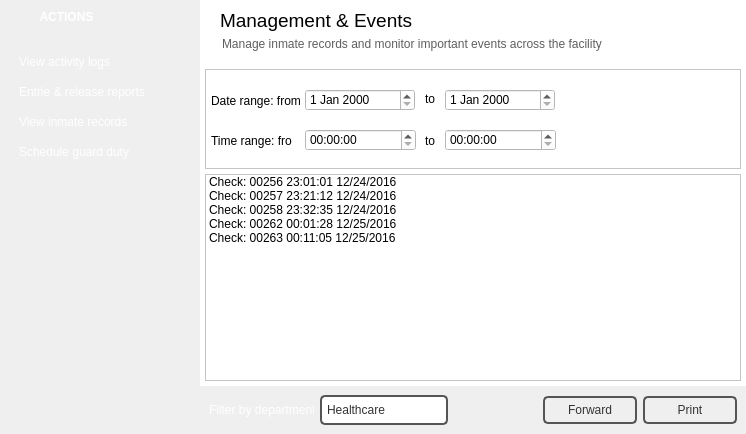
First picture: the form in managementwindow.ui, repository NCNM/PMS_01, before the edit.
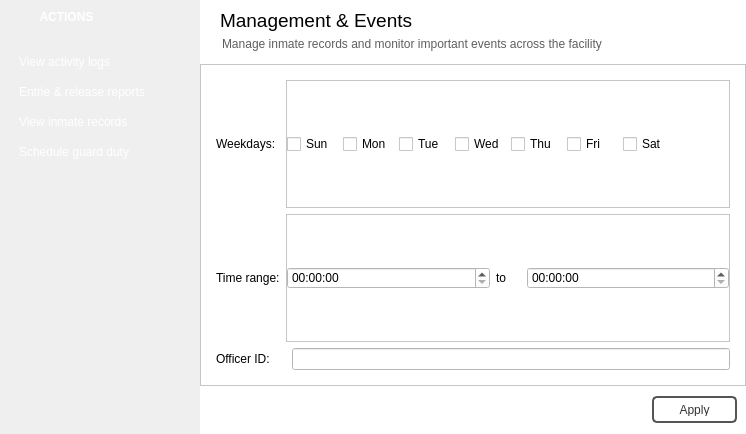
Second picture: the form after the edit. The open tabs and pages were chosen to show the change. Icons and pictures are not drawn.

```diff
--- a/managementwindow.ui
+++ b/managementwindow.ui
@@ -470,6 +470,11 @@
              <string>Manage inmate records and monitor important events across the facility</string>
             </property>
            </widget>
+           <zorder>label</zorder>
+           <zorder>label_2</zorder>
+           <zorder>frame_10</zorder>
+           <zorder>frame_8</zorder>
+           <zorder>listWidget_2</zorder>
           </widget>
          </item>
          <item>
@@ -537,19 +542,44 @@
            </property>
            <layout class="QVBoxLayout" name="verticalLayout_3">
             <property name="spacing">
-             <number>5</number>
+             <number>0</number>
             </property>
             <property name="leftMargin">
-             <number>5</number>
+             <number>0</number>
             </property>
             <property name="topMargin">
-             <number>5</number>
+             <number>0</number>
             </property>
             <property name="rightMargin">
-             <number>5</number>
+             <number>0</number>
             </property>
             <property name="bottomMargin">
-             <number>5</number>
+             <number>0</number>
+            </property>
+            <item>
+             <widget class="QStackedWidget" name="stackedWidget">
+              <property name="styleSheet">
+               <string notr="true">background-color: rgb(255, 255, 255);</string>
+              </property>
+              <property name="currentIndex">
+               <number>0</number>
+              </property>
+              <widget class="QWidget" name="logs">
+               <layout class="QVBoxLayout" name="verticalLayout_4">
+                <property name="spacing">
+                 <number>0</number>
+                </property>
+                <property name="leftMargin">
+                 <number>0</number>
+                </property>
+                <property name="topMargin">
+                 <number>0</number>
+                </property>
+                <property name="rightMargin">
+                 <number>0</number>
+                </property>
+                <property name="bottomMargin">
+                 <number>0</number>
             </property>
             <item>
              <widget class="QFrame" name="frame_7">
@@ -575,7 +605,7 @@
 }</string>
               </property>
               <property name="frameShape">
-               <enum>QFrame::StyledPanel</enum>
+                   <enum>QFrame::NoFrame</enum>
               </property>
               <property name="frameShadow">
                <enum>QFrame::Plain</enum>
@@ -675,35 +705,10 @@
              </widget>
             </item>
             <item>
-             <widget class="QListWidget" name="listWidget">
-              <item>
-               <property name="text">
-                <string>Check: 00256 23:01:01 12/24/2016</string>
-               </property>
-              </item>
-              <item>
-               <property name="text">
-                <string>Check: 00257 23:21:12 12/24/2016</string>
-               </property>
-              </item>
-              <item>
-               <property name="text">
-                <string>Check: 00258 23:32:35 12/24/2016</string>
-               </property>
-              </item>
-              <item>
-               <property name="text">
-                <string>Check: 00262 00:01:28 12/25/2016</string>
-               </property>
-              </item>
-              <item>
-               <property name="text">
-                <string>Check: 00263 00:11:05 12/25/2016</string>
-               </property>
-              </item>
-             </widget>
-            </item>
-           </layout>
+                 <widget class="QTableView" name="tableView_2">
+                  <property name="frameShape">
+                   <enum>QFrame::NoFrame</enum>
+                  </property>
           </widget>
          </item>
          <item>
@@ -850,7 +855,7 @@
               <property name="maximumSize">
                <size>
                 <width>128</width>
-                <height>16777215</height>
+                       <height>27</height>
                </size>
               </property>
               <property name="styleSheet">
@@ -912,12 +917,22 @@
               <property name="maximumSize">
                <size>
                 <width>85</width>
-                <height>16777215</height>
+                       <height>27</height>
                </size>
               </property>
               <property name="text">
                <string>Forward</string>
               </property>
+                     <property name="icon">
+                      <iconset resource="pms_resources.qrc">
+                       <normaloff>:/images/export.png</normaloff>:/images/export.png</iconset>
+                     </property>
+                     <property name="iconSize">
+                      <size>
+                       <width>24</width>
+                       <height>24</height>
+                      </size>
+                     </property>
              </widget>
             </item>
             <item>
@@ -931,7 +946,7 @@
               <property name="maximumSize">
                <size>
                 <width>85</width>
-                <height>16777215</height>
+                       <height>27</height>
                </size>
               </property>
               <property name="styleSheet">
@@ -940,6 +955,16 @@
               <property name="text">
                <string>Print</string>
               </property>
+                     <property name="icon">
+                      <iconset resource="pms_resources.qrc">
+                       <normaloff>:/images/print.png</normaloff>:/images/print.png</iconset>
+                     </property>
+                     <property name="iconSize">
+                      <size>
+                       <width>24</width>
+                       <height>24</height>
+                      </size>
+                     </property>
              </widget>
             </item>
            </layout>
@@ -947,12 +972,643 @@
          </item>
         </layout>
        </widget>
-      </item>
+              <widget class="QWidget" name="dataview">
+               <layout class="QVBoxLayout" name="verticalLayout_5">
+                <property name="spacing">
+                 <number>0</number>
+                </property>
+                <property name="leftMargin">
+                 <number>0</number>
+                </property>
+                <property name="topMargin">
+                 <number>0</number>
+                </property>
+                <property name="rightMargin">
+                 <number>0</number>
+                </property>
+                <property name="bottomMargin">
+                 <number>0</number>
+                </property>
+                <item>
+                 <widget class="QTableView" name="tableView_3">
+                  <property name="frameShape">
+                   <enum>QFrame::NoFrame</enum>
+                  </property>
+                 </widget>
+                </item>
+                <item>
+                 <widget class="QFrame" name="frame_8">
+                  <property name="minimumSize">
+                   <size>
+                    <width>0</width>
+                    <height>48</height>
+                   </size>
+                  </property>
+                  <property name="maximumSize">
+                   <size>
+                    <width>16777215</width>
+                    <height>48</height>
+                   </size>
+                  </property>
+                  <property name="styleSheet">
+                   <string notr="true">QPushButton {
+color: #333;
+border: 2px solid #555;
+border-radius: 5px;
+padding: 5px;
+background: qradialgradient(cx: 0.3, cy: -0.4,
+fx: 0.3, fy: -0.4,
+radius: 1.35, stop: 0 #fff, stop: 1 #888);
+min-width: 80px;
+}
+
+QPushButton:hover {
+background: qradialgradient(cx: 0.3, cy: -0.4,
+fx: 0.3, fy: -0.4,
+radius: 1.35, stop: 0 #fff, stop: 1 #bbb);
+}
+
+QPushButton:pressed {
+background: qradialgradient(cx: 0.4, cy: -0.1,
+fx: 0.4, fy: -0.1,
+radius: 1.35, stop: 0 #fff, stop: 1 #ddd);
+}
+
+#frame_8 {
+border: none;
+background: qlineargradient(x1: 0, y1: 0, x2: 0, y2: 1,
+stop: 0.08 #7a7a7a,
+stop: 0.39999 #717171, stop: 0.4 #626262,
+stop: 0.9 #4c4c4c, stop: 1 #333333);
+}
+
+QComboBox {
+color: #333;
+border: 2px solid #555;
+border-radius: 5px;
+padding: 5px;
+background: qradialgradient(cx: 0.3, cy: -0.4,
+fx: 0.3, fy: -0.4,
+radius: 1.35, stop: 0 #fff, stop: 1 #888);
+min-width: 80px;
+}
+
+QComboBox::drop-down {
+	subcontrol-origin: padding;
+	subcontrol-position: top right;
+	width: 25px;
+ 
+	border-top-right-radius: 3px;
+	border-bottom-right-radius: 3px;
+}
+
+QComboBox::down-arrow {
+	image: url(:/images/cmbbox_arrow.png);
+}
+
+QComboBox:hover {
+background: qradialgradient(cx: 0.3, cy: -0.4,
+fx: 0.3, fy: -0.4,
+radius: 1.35, stop: 0 #fff, stop: 1 #bbb);
+}
+
+QComboBox:pressed {
+background: qradialgradient(cx: 0.4, cy: -0.1,
+fx: 0.4, fy: -0.1,
+radius: 1.35, stop: 0 #fff, stop: 1 #ddd);
+}
+</string>
+                  </property>
+                  <property name="frameShape">
+                   <enum>QFrame::NoFrame</enum>
+                  </property>
+                  <property name="frameShadow">
+                   <enum>QFrame::Raised</enum>
+                  </property>
+                  <layout class="QHBoxLayout" name="horizontalLayout_3">
+                   <property name="spacing">
+                    <number>6</number>
+                   </property>
+                   <property name="leftMargin">
+                    <number>9</number>
+                   </property>
+                   <property name="topMargin">
+                    <number>0</number>
+                   </property>
+                   <property name="rightMargin">
+                    <number>9</number>
+                   </property>
+                   <property name="bottomMargin">
+                    <number>0</number>
+                   </property>
+                   <item>
+                    <widget class="QFrame" name="frame_9">
+                     <property name="styleSheet">
+                      <string notr="true">border: none;
+background: qlineargradient(x1: 0, y1: 0, x2: 0, y2: 1,
+stop: 0.08 #7f7f7f,
+stop: 0.39999 #717171, stop: 0.4 #626262,
+stop: 0.9 #4c4c4c, stop: 1 #333333);
+</string>
+                     </property>
+                     <property name="frameShape">
+                      <enum>QFrame::NoFrame</enum>
+                     </property>
+                     <property name="frameShadow">
+                      <enum>QFrame::Raised</enum>
+                     </property>
+                    </widget>
+                   </item>
+                   <item>
+                    <widget class="QPushButton" name="pushButton_3">
+                     <property name="minimumSize">
+                      <size>
+                       <width>94</width>
+                       <height>0</height>
+                      </size>
+                     </property>
+                     <property name="maximumSize">
+                      <size>
+                       <width>85</width>
+                       <height>27</height>
+                      </size>
+                     </property>
+                     <property name="text">
+                      <string>Forward</string>
+                     </property>
+                     <property name="icon">
+                      <iconset resource="pms_resources.qrc">
+                       <normaloff>:/images/export.png</normaloff>:/images/export.png</iconset>
+                     </property>
+                     <property name="iconSize">
+                      <size>
+                       <width>24</width>
+                       <height>24</height>
+                      </size>
+                     </property>
+                    </widget>
+                   </item>
+                   <item>
+                    <widget class="QPushButton" name="pushButton_4">
+                     <property name="minimumSize">
+                      <size>
+                       <width>94</width>
+                       <height>0</height>
+                      </size>
+                     </property>
+                     <property name="maximumSize">
+                      <size>
+                       <width>85</width>
+                       <height>27</height>
+                      </size>
+                     </property>
+                     <property name="styleSheet">
+                      <string notr="true"/>
+                     </property>
+                     <property name="text">
+                      <string>Print</string>
+                     </property>
+                     <property name="icon">
+                      <iconset resource="pms_resources.qrc">
+                       <normaloff>:/images/print.png</normaloff>:/images/print.png</iconset>
+                     </property>
+                     <property name="iconSize">
+                      <size>
+                       <width>24</width>
+                       <height>24</height>
+                      </size>
+                     </property>
+                    </widget>
+                   </item>
      </layout>
     </widget>
    </item>
   </layout>
  </widget>
- <resources/>
+              <widget class="QWidget" name="schedule">
+               <layout class="QVBoxLayout" name="verticalLayout_6">
+                <property name="spacing">
+                 <number>0</number>
+                </property>
+                <property name="leftMargin">
+                 <number>0</number>
+                </property>
+                <property name="topMargin">
+                 <number>0</number>
+                </property>
+                <property name="rightMargin">
+                 <number>0</number>
+                </property>
+                <property name="bottomMargin">
+                 <number>0</number>
+                </property>
+                <item>
+                 <widget class="QFrame" name="frame_10">
+                  <property name="frameShape">
+                   <enum>QFrame::StyledPanel</enum>
+                  </property>
+                  <property name="frameShadow">
+                   <enum>QFrame::Raised</enum>
+                  </property>
+                  <layout class="QGridLayout" name="gridLayout">
+                   <property name="leftMargin">
+                    <number>15</number>
+                   </property>
+                   <property name="topMargin">
+                    <number>15</number>
+                   </property>
+                   <property name="rightMargin">
+                    <number>15</number>
+                   </property>
+                   <property name="bottomMargin">
+                    <number>15</number>
+                   </property>
+                   <item row="0" column="0">
+                    <widget class="QLabel" name="label_8">
+                     <property name="maximumSize">
+                      <size>
+                       <width>85</width>
+                       <height>16777215</height>
+                      </size>
+                     </property>
+                     <property name="text">
+                      <string>Weekdays:</string>
+                     </property>
+                    </widget>
+                   </item>
+                   <item row="0" column="1" colspan="2">
+                    <widget class="QFrame" name="frame_11">
+                     <property name="frameShape">
+                      <enum>QFrame::StyledPanel</enum>
+                     </property>
+                     <property name="frameShadow">
+                      <enum>QFrame::Raised</enum>
+                     </property>
+                     <layout class="QHBoxLayout" name="horizontalLayout_5">
+                      <property name="leftMargin">
+                       <number>0</number>
+                      </property>
+                      <property name="topMargin">
+                       <number>0</number>
+                      </property>
+                      <property name="rightMargin">
+                       <number>0</number>
+                      </property>
+                      <property name="bottomMargin">
+                       <number>0</number>
+                      </property>
+                      <item>
+                       <widget class="QCheckBox" name="checkBox">
+                        <property name="maximumSize">
+                         <size>
+                          <width>50</width>
+                          <height>16777215</height>
+                         </size>
+                        </property>
+                        <property name="text">
+                         <string>Sun</string>
+                        </property>
+                       </widget>
+                      </item>
+                      <item>
+                       <widget class="QCheckBox" name="checkBox_2">
+                        <property name="maximumSize">
+                         <size>
+                          <width>50</width>
+                          <height>16777215</height>
+                         </size>
+                        </property>
+                        <property name="text">
+                         <string>Mon</string>
+                        </property>
+                       </widget>
+                      </item>
+                      <item>
+                       <widget class="QCheckBox" name="checkBox_7">
+                        <property name="maximumSize">
+                         <size>
+                          <width>50</width>
+                          <height>16777215</height>
+                         </size>
+                        </property>
+                        <property name="text">
+                         <string>Tue</string>
+                        </property>
+                       </widget>
+                      </item>
+                      <item>
+                       <widget class="QCheckBox" name="checkBox_3">
+                        <property name="maximumSize">
+                         <size>
+                          <width>50</width>
+                          <height>16777215</height>
+                         </size>
+                        </property>
+                        <property name="text">
+                         <string>Wed</string>
+                        </property>
+                       </widget>
+                      </item>
+                      <item>
+                       <widget class="QCheckBox" name="checkBox_4">
+                        <property name="maximumSize">
+                         <size>
+                          <width>50</width>
+                          <height>16777215</height>
+                         </size>
+                        </property>
+                        <property name="text">
+                         <string>Thu</string>
+                        </property>
+                       </widget>
+                      </item>
+                      <item>
+                       <widget class="QCheckBox" name="checkBox_5">
+                        <property name="maximumSize">
+                         <size>
+                          <width>50</width>
+                          <height>16777215</height>
+                         </size>
+                        </property>
+                        <property name="text">
+                         <string>Fri</string>
+                        </property>
+                       </widget>
+                      </item>
+                      <item>
+                       <widget class="QCheckBox" name="checkBox_6">
+                        <property name="text">
+                         <string>Sat</string>
+                        </property>
+                       </widget>
+                      </item>
+                     </layout>
+                    </widget>
+                   </item>
+                   <item row="1" column="0">
+                    <widget class="QLabel" name="label_9">
+                     <property name="maximumSize">
+                      <size>
+                       <width>85</width>
+                       <height>16777215</height>
+                      </size>
+                     </property>
+                     <property name="text">
+                      <string>Time range:</string>
+                     </property>
+                    </widget>
+                   </item>
+                   <item row="1" column="1" colspan="2">
+                    <widget class="QFrame" name="frame_12">
+                     <property name="frameShape">
+                      <enum>QFrame::StyledPanel</enum>
+                     </property>
+                     <property name="frameShadow">
+                      <enum>QFrame::Raised</enum>
+                     </property>
+                     <layout class="QHBoxLayout" name="horizontalLayout_4">
+                      <property name="spacing">
+                       <number>6</number>
+                      </property>
+                      <property name="leftMargin">
+                       <number>0</number>
+                      </property>
+                      <property name="topMargin">
+                       <number>0</number>
+                      </property>
+                      <property name="rightMargin">
+                       <number>0</number>
+                      </property>
+                      <property name="bottomMargin">
+                       <number>0</number>
+                      </property>
+                      <item>
+                       <widget class="QTimeEdit" name="timeEdit_3"/>
+                      </item>
+                      <item>
+                       <widget class="QLabel" name="label_10">
+                        <property name="maximumSize">
+                         <size>
+                          <width>25</width>
+                          <height>16777215</height>
+                         </size>
+                        </property>
+                        <property name="text">
+                         <string>to</string>
+                        </property>
+                       </widget>
+                      </item>
+                      <item>
+                       <widget class="QTimeEdit" name="timeEdit_4"/>
+                      </item>
+                     </layout>
+                    </widget>
+                   </item>
+                   <item row="2" column="2">
+                    <widget class="QLineEdit" name="lineEdit"/>
+                   </item>
+                   <item row="2" column="0">
+                    <widget class="QLabel" name="label_11">
+                     <property name="text">
+                      <string>Officer ID:</string>
+                     </property>
+                    </widget>
+                   </item>
+                  </layout>
+                 </widget>
+                </item>
+                <item>
+                 <widget class="QFrame" name="frame_13">
+                  <property name="minimumSize">
+                   <size>
+                    <width>0</width>
+                    <height>48</height>
+                   </size>
+                  </property>
+                  <property name="maximumSize">
+                   <size>
+                    <width>16777215</width>
+                    <height>48</height>
+                   </size>
+                  </property>
+                  <property name="styleSheet">
+                   <string notr="true">QPushButton {
+color: #333;
+border: 2px solid #555;
+border-radius: 5px;
+padding: 5px;
+background: qradialgradient(cx: 0.3, cy: -0.4,
+fx: 0.3, fy: -0.4,
+radius: 1.35, stop: 0 #fff, stop: 1 #888);
+}
+
+QPushButton:hover {
+background: qradialgradient(cx: 0.3, cy: -0.4,
+fx: 0.3, fy: -0.4,
+radius: 1.35, stop: 0 #fff, stop: 1 #bbb);
+}
+
+QPushButton:pressed {
+background: qradialgradient(cx: 0.4, cy: -0.1,
+fx: 0.4, fy: -0.1,
+radius: 1.35, stop: 0 #fff, stop: 1 #ddd);
+}
+
+#frame_13 {
+border: none;
+background: qlineargradient(x1: 0, y1: 0, x2: 0, y2: 1,
+stop: 0.08 #7a7a7a,
+stop: 0.39999 #717171, stop: 0.4 #626262,
+stop: 0.9 #4c4c4c, stop: 1 #333333);
+}
+
+QComboBox {
+color: #333;
+border: 2px solid #555;
+border-radius: 5px;
+padding: 5px;
+background: qradialgradient(cx: 0.3, cy: -0.4,
+fx: 0.3, fy: -0.4,
+radius: 1.35, stop: 0 #fff, stop: 1 #888);
+min-width: 80px;
+}
+
+QComboBox::drop-down {
+	subcontrol-origin: padding;
+	subcontrol-position: top right;
+	width: 25px;
+ 
+	border-top-right-radius: 3px;
+	border-bottom-right-radius: 3px;
+}
+
+QComboBox::down-arrow {
+	image: url(:/images/cmbbox_arrow.png);
+}
+
+QComboBox:hover {
+background: qradialgradient(cx: 0.3, cy: -0.4,
+fx: 0.3, fy: -0.4,
+radius: 1.35, stop: 0 #fff, stop: 1 #bbb);
+}
+
+QComboBox:pressed {
+background: qradialgradient(cx: 0.4, cy: -0.1,
+fx: 0.4, fy: -0.1,
+radius: 1.35, stop: 0 #fff, stop: 1 #ddd);
+}
+
+QLineEdit {
+color: #333;
+border: 2px solid #555;
+border-radius: 5px;
+padding: 5px;
+background: qradialgradient(cx: 0.3, cy: -0.4,
+fx: 0.3, fy: -0.4,
+radius: 1.35, stop: 0 #eee, stop: 1 #ddd);
+min-width: 80px;
+}
+
+QLineEdit:hover {
+background-color: rgb(255, 255, 255);
+}
+
+QLineEdit:pressed {
+background: qradialgradient(cx: 0.4, cy: -0.1,
+fx: 0.4, fy: -0.1,
+radius: 1.35, stop: 0 #fff, stop: 1 #ddd);
+}
+</string>
+                  </property>
+                  <property name="frameShape">
+                   <enum>QFrame::NoFrame</enum>
+                  </property>
+                  <property name="frameShadow">
+                   <enum>QFrame::Raised</enum>
+                  </property>
+                  <layout class="QHBoxLayout" name="horizontalLayout_7">
+                   <property name="spacing">
+                    <number>6</number>
+                   </property>
+                   <property name="leftMargin">
+                    <number>9</number>
+                   </property>
+                   <property name="topMargin">
+                    <number>0</number>
+                   </property>
+                   <property name="rightMargin">
+                    <number>9</number>
+                   </property>
+                   <property name="bottomMargin">
+                    <number>0</number>
+                   </property>
+                   <item>
+                    <widget class="QFrame" name="frame_14">
+                     <property name="styleSheet">
+                      <string notr="true">border: none;
+background: qlineargradient(x1: 0, y1: 0, x2: 0, y2: 1,
+stop: 0.08 #7f7f7f,
+stop: 0.39999 #717171, stop: 0.4 #626262,
+stop: 0.9 #4c4c4c, stop: 1 #333333);
+</string>
+                     </property>
+                     <property name="frameShape">
+                      <enum>QFrame::NoFrame</enum>
+                     </property>
+                     <property name="frameShadow">
+                      <enum>QFrame::Raised</enum>
+                     </property>
+                    </widget>
+                   </item>
+                   <item>
+                    <widget class="QPushButton" name="pushButton_9">
+                     <property name="minimumSize">
+                      <size>
+                       <width>0</width>
+                       <height>0</height>
+                      </size>
+                     </property>
+                     <property name="maximumSize">
+                      <size>
+                       <width>85</width>
+                       <height>27</height>
+                      </size>
+                     </property>
+                     <property name="text">
+                      <string>Apply</string>
+                     </property>
+                     <property name="icon">
+                      <iconset resource="pms_resources.qrc">
+                       <normaloff>:/images/check.png</normaloff>:/images/check.png</iconset>
+                     </property>
+                     <property name="iconSize">
+                      <size>
+                       <width>24</width>
+                       <height>24</height>
+                      </size>
+                     </property>
+                    </widget>
+                   </item>
+                  </layout>
+                 </widget>
+                </item>
+               </layout>
+              </widget>
+             </widget>
+            </item>
+           </layout>
+          </widget>
+         </item>
+        </layout>
+       </widget>
+      </item>
+     </layout>
+    </widget>
+   </item>
+  </layout>
+ </widget>
+ <resources>
+  <include location="pms_resources.qrc"/>
+ </resources>
  <connections/>
 </ui>
```
Lines whose indentation alone changed are shown as unchanged.
